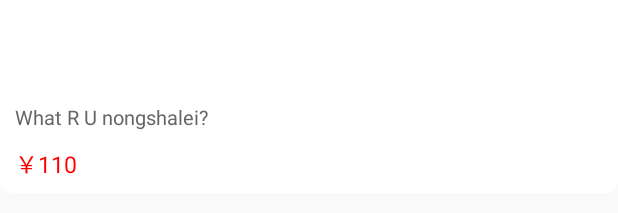
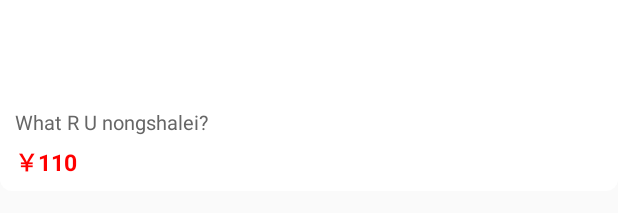
Before and after one commit to xmuSistone/PersistentCoordinatorLayout, an Android app: the layout list_item.xml on its own in the app's theme, with its tools: preview values and no code run, on a phone screen of 412 x 824 dp. Shown: the part 530-743 px from the top of the screen. Run offline under Robolectric (Android 15) with nearby library versions, the phone set to English and light mode, and no system bars; plain views replace RoundedImageView.

Commit message:
ui detail commit

```diff
--- a/app/src/main/res/layout/list_item.xml
+++ b/app/src/main/res/layout/list_item.xml
@@ -3,7 +3,8 @@
     xmlns:app="http://schemas.android.com/apk/res-auto"
     android:layout_width="match_parent"
     android:layout_height="wrap_content"
-    android:layout_marginBottom="10dp"
+    android:layout_marginTop="5dp"
+    android:layout_marginBottom="5dp"
     android:background="@drawable/product_background_corner"
     android:orientation="vertical">
 
@@ -24,7 +25,9 @@
         android:ellipsize="end"
         android:lineSpacingExtra="2dp"
         android:maxLines="2"
-        android:padding="10dp"
+        android:paddingLeft="10dp"
+        android:paddingTop="8dp"
+        android:paddingRight="10dp"
         android:text="What R U nongshalei?"
         android:textColor="#666"
         android:textSize="13sp"
@@ -35,10 +38,12 @@
         android:layout_width="match_parent"
         android:layout_height="wrap_content"
         android:layout_marginLeft="10dp"
+        android:layout_marginTop="5dp"
         android:paddingBottom="8dp"
         android:text="￥110"
         android:textColor="#f00"
         android:textSize="15sp"
+        android:textStyle="bold"
         app:layout_constraintTop_toBottomOf="@+id/goods_title_tv" />
 
 </androidx.constraintlayout.widget.ConstraintLayout>
```
Also changed, not shown: app/src/main/res/layout/activity_main.xml (+42 -22 lines).
